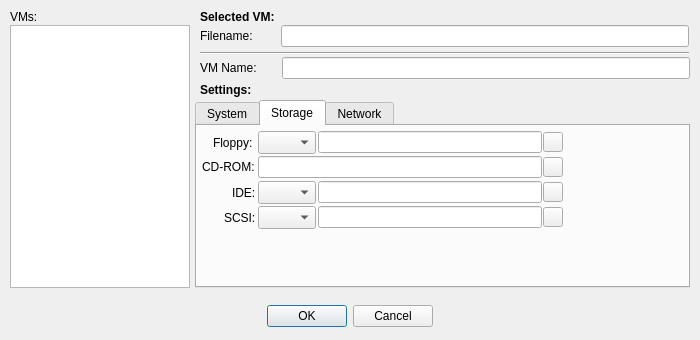
Old version of the form pyqt/vmdlg.ui in the repository mairda/vmlauncher.
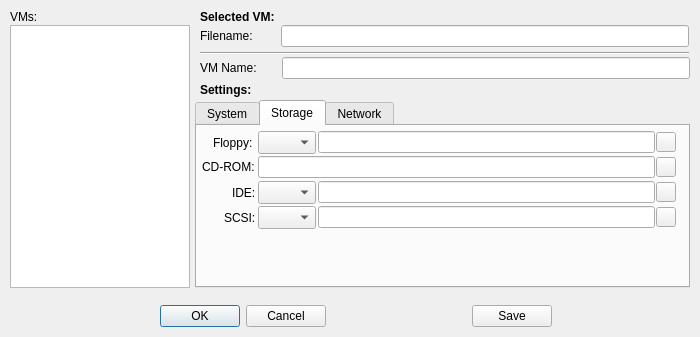
New version of the form. The open tabs and pages were chosen to show the change. Icons and pictures are not drawn.

The edit to the form file:
```diff
--- a/pyqt/vmdlg.ui
+++ b/pyqt/vmdlg.ui
@@ -7,7 +7,7 @@
     <x>0</x>
     <y>0</y>
     <width>700</width>
-    <height>340</height>
+    <height>337</height>
    </rect>
   </property>
   <property name="windowTitle">
@@ -16,34 +16,6 @@
   <property name="layoutDirection">
    <enum>Qt::LeftToRight</enum>
   </property>
-  <widget class="QDialogButtonBox" name="buttonBox">
-   <property name="geometry">
-    <rect>
-     <x>10</x>
-     <y>300</y>
-     <width>680</width>
-     <height>32</height>
-    </rect>
-   </property>
-   <property name="sizePolicy">
-    <sizepolicy hsizetype="Minimum" vsizetype="Expanding">
-     <horstretch>0</horstretch>
-     <verstretch>0</verstretch>
-    </sizepolicy>
-   </property>
-   <property name="layoutDirection">
-    <enum>Qt::LeftToRight</enum>
-   </property>
-   <property name="orientation">
-    <enum>Qt::Horizontal</enum>
-   </property>
-   <property name="standardButtons">
-    <set>QDialogButtonBox::Cancel|QDialogButtonBox::Ok</set>
-   </property>
-   <property name="centerButtons">
-    <bool>true</bool>
-   </property>
-  </widget>
   <widget class="QLabel" name="lblVMList">
    <property name="geometry">
     <rect>
@@ -510,7 +482,7 @@
       <rect>
        <x>121</x>
        <y>5</y>
-       <width>224</width>
+       <width>337</width>
        <height>22</height>
       </rect>
      </property>
@@ -543,7 +515,7 @@
       <rect>
        <x>121</x>
        <y>55</y>
-       <width>224</width>
+       <width>337</width>
        <height>22</height>
       </rect>
      </property>
@@ -566,7 +538,7 @@
       <rect>
        <x>61</x>
        <y>30</y>
-       <width>284</width>
+       <width>397</width>
        <height>22</height>
       </rect>
      </property>
@@ -599,7 +571,7 @@
       <rect>
        <x>121</x>
        <y>80</y>
-       <width>224</width>
+       <width>337</width>
        <height>22</height>
       </rect>
      </property>
@@ -607,7 +579,7 @@
     <widget class="QPushButton" name="btnOpticalDisk">
      <property name="geometry">
       <rect>
-       <x>346</x>
+       <x>459</x>
        <y>31</y>
        <width>20</width>
        <height>20</height>
@@ -630,7 +602,7 @@
     <widget class="QPushButton" name="btnFloppy">
      <property name="geometry">
       <rect>
-       <x>346</x>
+       <x>459</x>
        <y>6</y>
        <width>20</width>
        <height>20</height>
@@ -653,7 +625,7 @@
     <widget class="QPushButton" name="btnIDEDisk">
      <property name="geometry">
       <rect>
-       <x>346</x>
+       <x>459</x>
        <y>56</y>
        <width>20</width>
        <height>20</height>
@@ -679,7 +651,7 @@
     <widget class="QPushButton" name="btnSCSIDisk">
      <property name="geometry">
       <rect>
-       <x>346</x>
+       <x>459</x>
        <y>81</y>
        <width>20</width>
        <height>20</height>
@@ -817,6 +789,48 @@
     <string>Settings:</string>
    </property>
   </widget>
+  <widget class="QFrame" name="buttonFrame">
+   <property name="geometry">
+    <rect>
+     <x>10</x>
+     <y>293</y>
+     <width>551</width>
+     <height>46</height>
+    </rect>
+   </property>
+   <property name="frameShape">
+    <enum>QFrame::NoFrame</enum>
+   </property>
+   <property name="frameShadow">
+    <enum>QFrame::Plain</enum>
+   </property>
+   <property name="lineWidth">
+    <number>0</number>
+   </property>
+   <layout class="QHBoxLayout" name="horizontalLayout">
+    <item>
+     <widget class="QDialogButtonBox" name="btnBoxDlg">
+      <property name="standardButtons">
+       <set>QDialogButtonBox::Cancel|QDialogButtonBox::Ok</set>
+      </property>
+      <property name="centerButtons">
+       <bool>true</bool>
+      </property>
+     </widget>
+    </item>
+    <item>
+     <widget class="QPushButton" name="btnSave">
+      <property name="text">
+       <string>Save</string>
+      </property>
+      <property name="icon">
+       <iconset theme="document-save">
+        <normaloff>.</normaloff>.</iconset>
+      </property>
+     </widget>
+    </item>
+   </layout>
+  </widget>
  </widget>
  <tabstops>
   <tabstop>vmList</tabstop>
```
Left out of the diff: 23 changed lines with no effect on the pictures.
